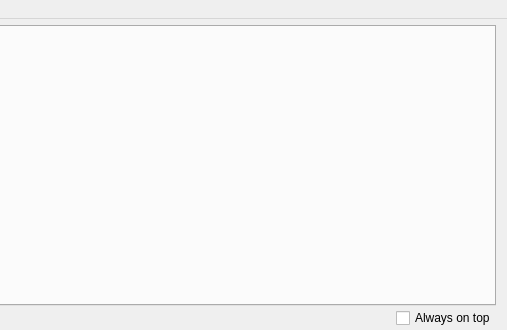
Before: the Qt Designer form src/forms/mainwindow.ui in cbnolok/Leviathan, drawn with Qt 5; both pictures show x 313 to 820 and y 0 to 330 of the 820 by 330 pixel window.
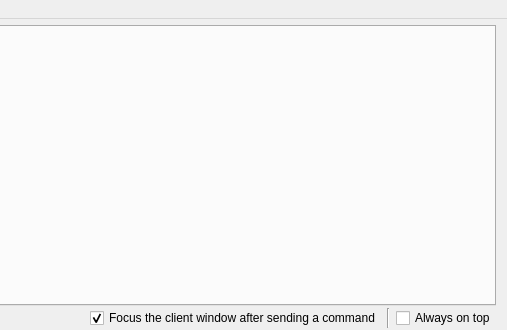
After: the same form once the commit is applied.

Commit message: Version 0.1.3b. Fixed: on Windows, when the client was closed and opened again, Leviathan could not send keys to the client until Leviathan was restarted. Added: checkbox to make Leviathan set the client window as the topmost, active window when sending the keys. Added: show the art/animation number under the item/character view.

What changed in the file:
```diff
--- a/src/forms/mainwindow.ui
+++ b/src/forms/mainwindow.ui
@@ -75,6 +75,23 @@
           </property>
          </spacer>
         </item>
+        <item>
+         <widget class="QCheckBox" name="checkBox_focus">
+          <property name="text">
+           <string>Focus the client window after sending a command</string>
+          </property>
+          <property name="checked">
+           <bool>true</bool>
+          </property>
+         </widget>
+        </item>
+        <item>
+         <widget class="Line" name="line">
+          <property name="orientation">
+           <enum>Qt::Vertical</enum>
+          </property>
+         </widget>
+        </item>
         <item>
          <widget class="QCheckBox" name="checkBox_onTop">
           <property name="text">
```
The commit also changes 13 other files.
